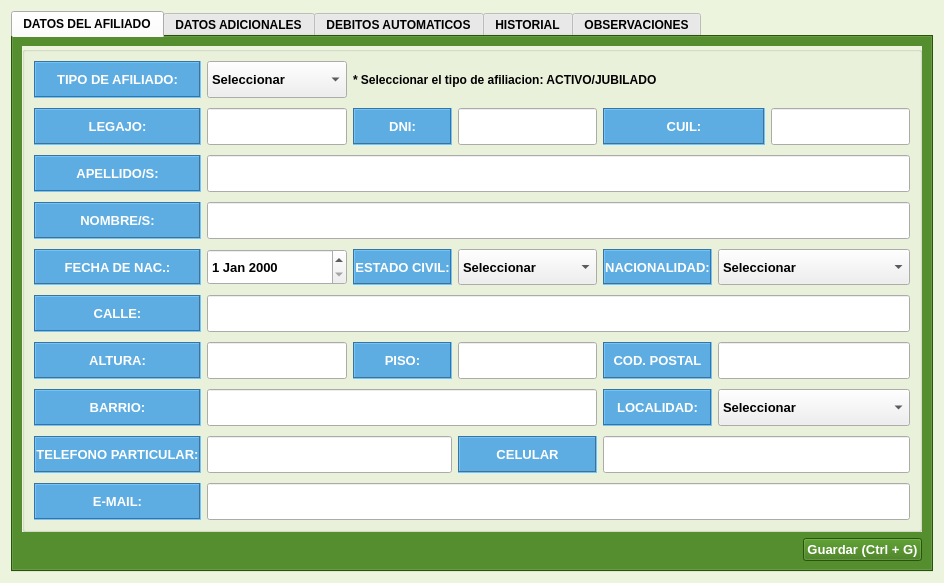
First picture: the form in gui/detalles/detalleAfiliados.ui, repository shae-ra/sindicato, before the edit.
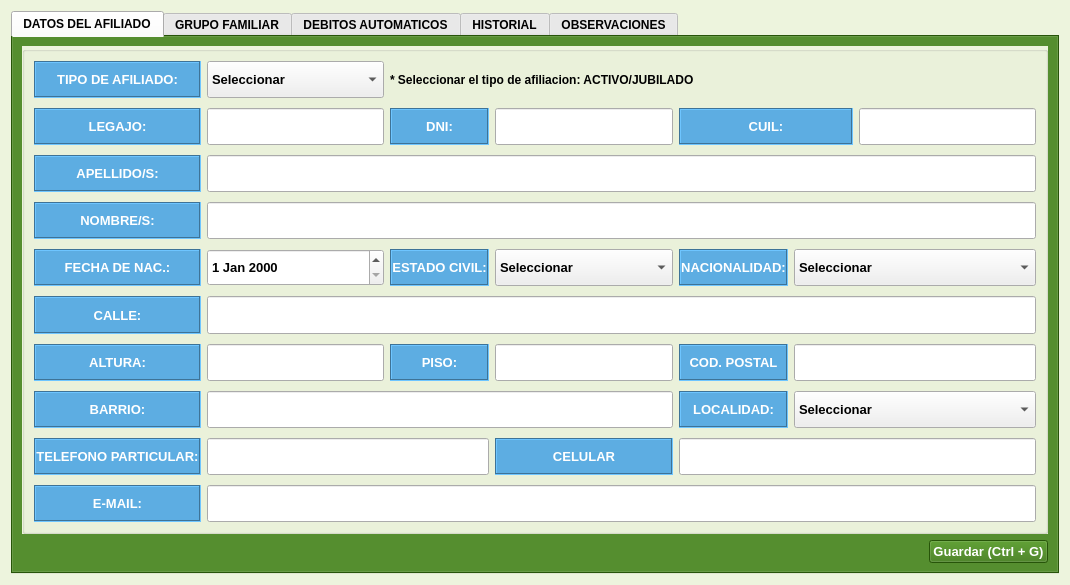
Second picture: the form after the edit. The open tabs and pages were chosen to show the change. Icons and pictures are not drawn.

Patch:
```diff
--- a/gui/detalles/detalleAfiliados.ui
+++ b/gui/detalles/detalleAfiliados.ui
@@ -6,8 +6,8 @@
    <rect>
     <x>0</x>
     <y>0</y>
-    <width>944</width>
-    <height>583</height>
+    <width>1070</width>
+    <height>585</height>
    </rect>
   </property>
   <property name="palette">
@@ -2474,7 +2474,7 @@
         <normaloff>../iconos/Folder.ico</normaloff>../iconos/Folder.ico</iconset>
       </attribute>
       <attribute name="title">
-       <string>DATOS ADICIONALES</string>
+       <string>GRUPO FAMILIAR</string>
       </attribute>
       <layout class="QGridLayout" name="gridLayout_5">
        <item row="2" column="0">
```
Left out of the diff: 6 changed lines with no effect on the pictures.
